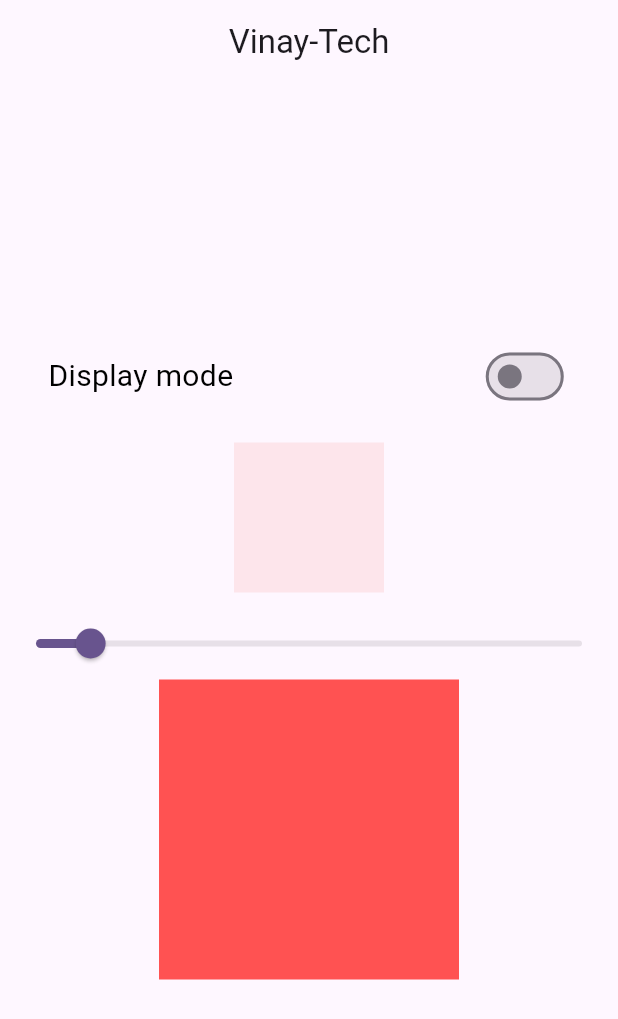
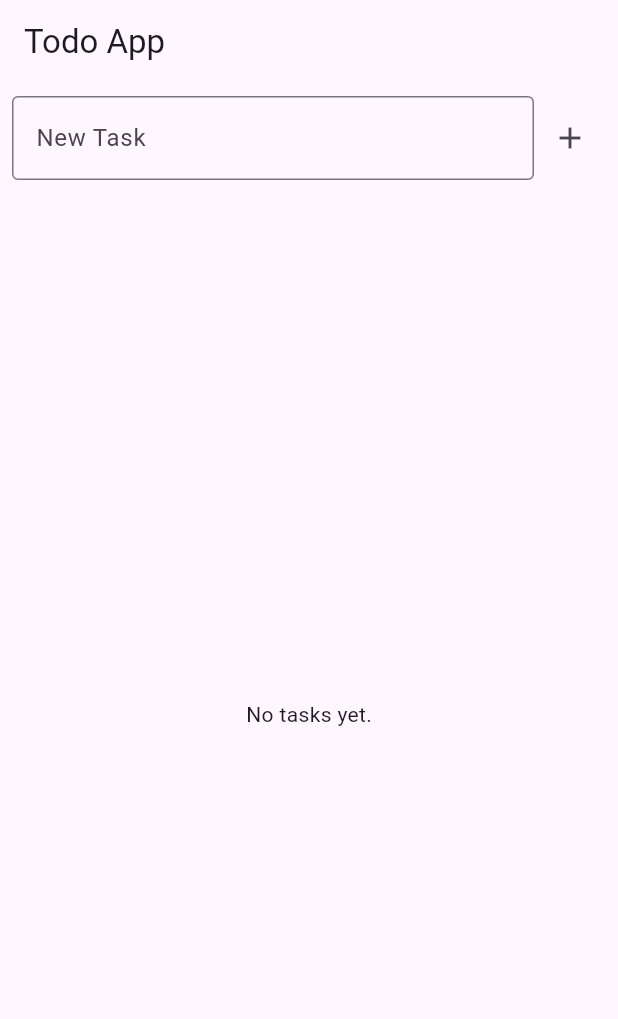
Before and after one commit to findmebyvinay/bloc, a Flutter app: the screen it shows after launch, on a phone screen of 412 x 824 dp. Shown: the top 1019 px of the screen. Run offline on Flutter 3.47's test engine with Material 3 defaults, Android fonts, the phone set to English and light mode, and no system bars; our stand-ins replace equatable, flutter_bloc.

Commit message:
added todo

```diff
--- /dev/null
+++ b/lib/bloc/bloc_counter/CounterState.dart
@@ -0,0 +1,18 @@
+import 'package:bloc_prac/model/todo.dart';
+import 'package:equatable/equatable.dart';
+
+class Counterstate extends Equatable{
+
+Counterstate();
+
+
+  @override
+  List<Object> get props=>[];
+}
+class TodoInitial extends Counterstate {}
+
+class TodoLoaded extends Counterstate {
+  final List<Todo> todos;
+
+  TodoLoaded(this.todos);
+}
--- /dev/null
+++ b/lib/bloc/bloc_counter/counter_bloc.dart
@@ -0,0 +1,31 @@
+import 'package:bloc_prac/bloc/bloc_counter/CounterState.dart';
+import 'package:bloc_prac/bloc/bloc_counter/counter_event.dart';
+import 'package:flutter_bloc/flutter_bloc.dart';
+
+import '../../model/todo.dart';
+
+class CounterBloc extends Bloc<CounterEvent,Counterstate> {
+  CounterBloc():super(TodoInitial()){
+    on<AddTodo>(_onAddTodo);
+    on<DeleteTodo>(_onDeleteTodo);
+  }
+
+   List<Todo> _todos = [];
+
+  void _onAddTodo(AddTodo event, Emitter<Counterstate> emit) {
+    final newTodo = Todo(
+      id: _todos.length + 1,
+      title: event.title,
+    );
+    _todos.add(newTodo);
+    emit(TodoLoaded(List.from(_todos))); // Emit a copy for immutability
+  }
+
+
+
+  void _onDeleteTodo(DeleteTodo event, Emitter<Counterstate> emit) {
+    _todos.removeWhere((todo) => todo.id == event.id);
+    emit(TodoLoaded(List.from(_todos)));
+  }
+
+}
--- /dev/null
+++ b/lib/bloc/bloc_counter/counter_event.dart
@@ -0,0 +1,18 @@
+import 'package:equatable/equatable.dart';
+
+abstract class CounterEvent extends Equatable{
+  CounterEvent();
+
+List<Object> get props=> [];
+
+}
+
+class AddTodo extends CounterEvent{
+  final String?title;
+  AddTodo(String text, {this.title});
+}
+
+class DeleteTodo extends CounterEvent{
+  final int?id;
+  DeleteTodo({this.id});
+}
--- a/lib/main.dart
+++ b/lib/main.dart
@@ -1,7 +1,9 @@
 import 'package:bloc_prac/bloc/Counter_cubit.dart';
+import 'package:bloc_prac/bloc/bloc_counter/counter_bloc.dart';
 import 'package:bloc_prac/bloc/switch/switch_bloc.dart';
 import 'package:bloc_prac/ui/counter_view.dart';
 import 'package:bloc_prac/ui/notify.dart';
+import 'package:bloc_prac/ui/todo_screen.dart';
 import 'package:flutter/material.dart';
 import 'package:flutter_bloc/flutter_bloc.dart';
 
@@ -20,7 +22,8 @@ class MyApp extends StatelessWidget {
         BlocProvider(
            create: (context) => CounterCubit(0),
         ),
-     BlocProvider( create:(context) => SwitchBloc(),)
+     BlocProvider( create:(context) => SwitchBloc(),),
+     BlocProvider(create: (context) =>CounterBloc()),
 
       ],
       child: MaterialApp(
@@ -44,7 +47,7 @@ class MyApp extends StatelessWidget {
           colorScheme: ColorScheme.fromSeed(seedColor: Colors.deepPurple),
           useMaterial3: true,
         ),
-        home:Notify()
+        home:TodoScreen()
       ),
     );
   }
--- /dev/null
+++ b/lib/model/todo.dart
@@ -0,0 +1,16 @@
+class Todo{
+  final int?id;
+  //unique identity
+  final String?title;
+  //name of task'
+  final bool isCompleted;
+
+  Todo({required this.id,required this.title,this.isCompleted=false});
+
+Todo onCompletion(){
+  return Todo(id: id,
+   title: title,
+   isCompleted:!isCompleted);
+}
+
+}
--- /dev/null
+++ b/lib/ui/todo_item.dart
@@ -0,0 +1,34 @@
+import 'package:bloc_prac/bloc/bloc_counter/counter_event.dart';
+import 'package:flutter/material.dart';
+import 'package:flutter_bloc/flutter_bloc.dart';
+import '../bloc/bloc_counter/counter_bloc.dart';
+import '../model/todo.dart';
+class TodoItem extends StatelessWidget {
+  final Todo todo;
+
+  TodoItem({required this.todo});
+
+  @override
+  Widget build(BuildContext context) {
+    return ListTile(
+      title: Text(
+        todo.title!,
+        style: TextStyle(
+          decoration: todo.isCompleted ? TextDecoration.lineThrough : null,
+        ),
+      ),
+      leading: Checkbox(
+        value: todo.isCompleted,
+        onChanged: (_) {
+          context.read<CounterBloc>().add(AddTodo(todo.id as String));
+        },
+      ),
+      trailing: IconButton(
+        icon: Icon(Icons.delete),
+        onPressed: () {
+          context.read<CounterBloc>().add(DeleteTodo(id: todo.id));
+        },
+      ),
+    );
+  }
+}
--- /dev/null
+++ b/lib/ui/todo_screen.dart
@@ -0,0 +1,62 @@
+import 'package:bloc_prac/bloc/bloc_counter/CounterState.dart';
+import 'package:bloc_prac/bloc/bloc_counter/counter_event.dart';
+import 'package:flutter/material.dart';
+import 'package:flutter_bloc/flutter_bloc.dart';
+
+import '../bloc/bloc_counter/counter_bloc.dart';
+import '../model/todo.dart';
+import 'todo_item.dart';
+
+class TodoScreen extends StatelessWidget {
+  final TextEditingController _controller = TextEditingController();
+  TodoScreen({super.key});
+
+  @override
+  Widget build(BuildContext context) {
+    return Scaffold(
+      appBar: AppBar(title: Text('Todo App')),
+      body: Column(
+        children: [
+          Padding(
+            padding: const EdgeInsets.all(8.0),
+            child: Row(
+              children: [
+                Expanded(
+                  child: TextField(
+                    controller: _controller,
+                    decoration: InputDecoration(labelText: 'New Task',
+                    border:OutlineInputBorder() ),
+                  ),
+                ),
+                IconButton(
+                  icon: Icon(Icons.add),
+                  onPressed: () {
+                    if (_controller.text.isNotEmpty) {
+                      context.read<CounterBloc>().add(AddTodo(_controller.text));
+                      _controller.clear();
+                    }
+                  },
+                ),
+              ],
+            ),
+          ),
+          Expanded(
+            child: BlocBuilder<CounterBloc, Counterstate>(
+              builder: (context, state) {
+                if (state is TodoLoaded) {
+                  return ListView.builder(
+                    itemCount: state.todos.length,
+                    itemBuilder: (context, index) {
+                      return TodoItem(todo: state.todos[index]);
+                    },
+                  );
+                }
+                return Center(child: Text('No tasks yet.'));
+              },
+            ),
+          ),
+        ],
+      ),
+    );
+  }
+}
```
